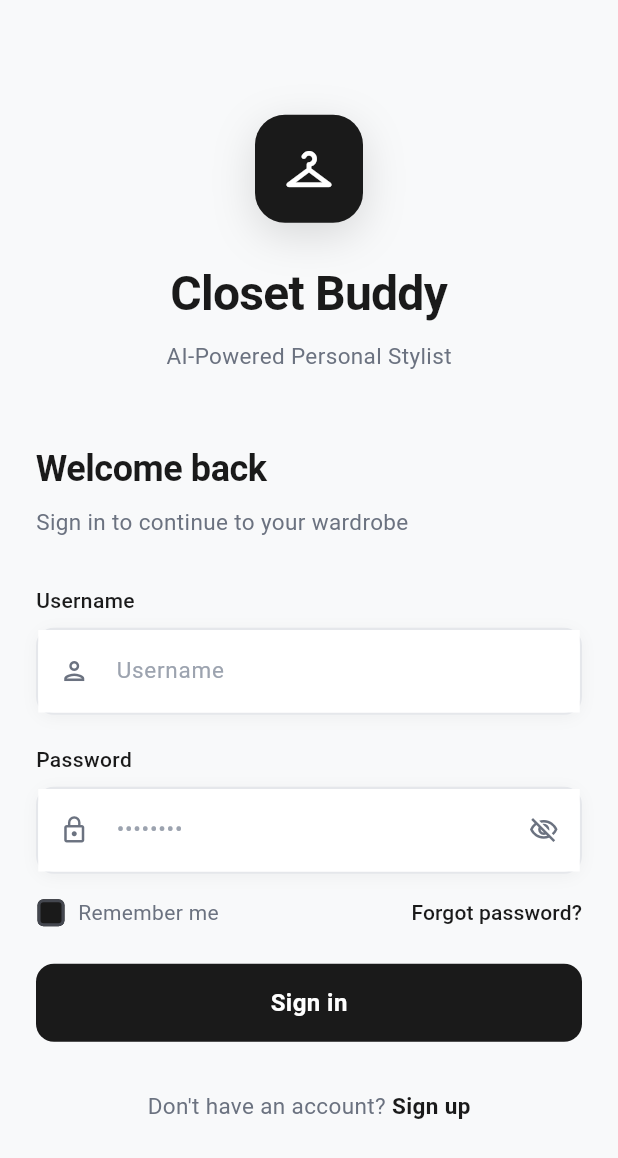
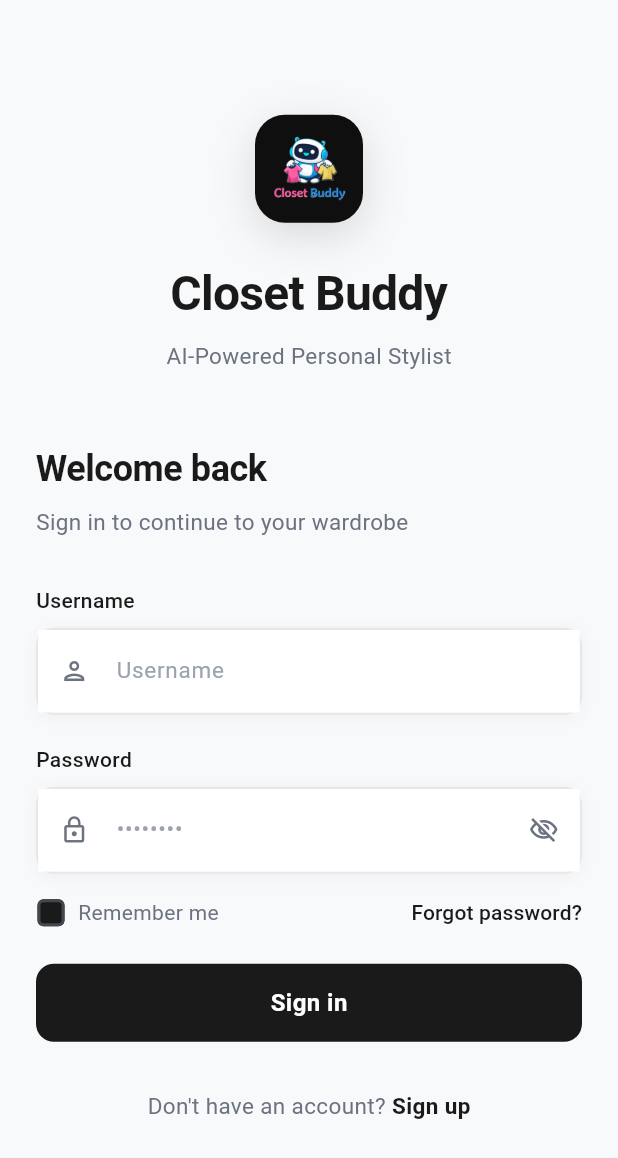
Before and after one commit to Viom-Shrestha/Closet-Buddy, a Flutter app: the screen it shows after launch, on a phone screen of 412 x 824 dp. Shown: the top 1158 px of the screen. Run offline on Flutter 3.47's test engine with Material 3 defaults, Android fonts, the phone set to English and light mode, and no system bars; our stand-ins replace fl_chart, image_cropper, image_picker, shared_preferences.

Commit message:
Replace icon with AppLogo in login screen for improved branding

```diff
--- a/frontend/lib/features/auth/screens/login_screen.dart
+++ b/frontend/lib/features/auth/screens/login_screen.dart
@@ -4,6 +4,7 @@ import 'package:frontend/services/auth_service.dart';
 import 'package:frontend/features/home/screens/home_screen.dart';
 import 'package:frontend/features/auth/screens/register_screen.dart';
 import 'package:frontend/theme/app_theme.dart';
+import 'package:frontend/widgets/app_logo.dart';
 
 class LoginScreen extends StatefulWidget {
   const LoginScreen({super.key});
@@ -126,10 +127,7 @@ class _LoginScreenState extends State<LoginScreen>
                     Column(
                       children: [
                         Container(
-                          width: 72,
-                          height: 72,
                           decoration: BoxDecoration(
-                            color: AuthTokens.ink,
                             borderRadius: BorderRadius.circular(20),
                             boxShadow: [
                               BoxShadow(
@@ -139,10 +137,10 @@ class _LoginScreenState extends State<LoginScreen>
                               ),
                             ],
                           ),
-                          child: Icon(
-                            Icons.checkroom_rounded,
-                            size: 36,
-                            color: AuthTokens.surface,
+                          child: AppLogo(
+                            size: 72,
+                            borderRadius: 20,
+                            darkBackground: true,
                           ),
                         ),
 
```
